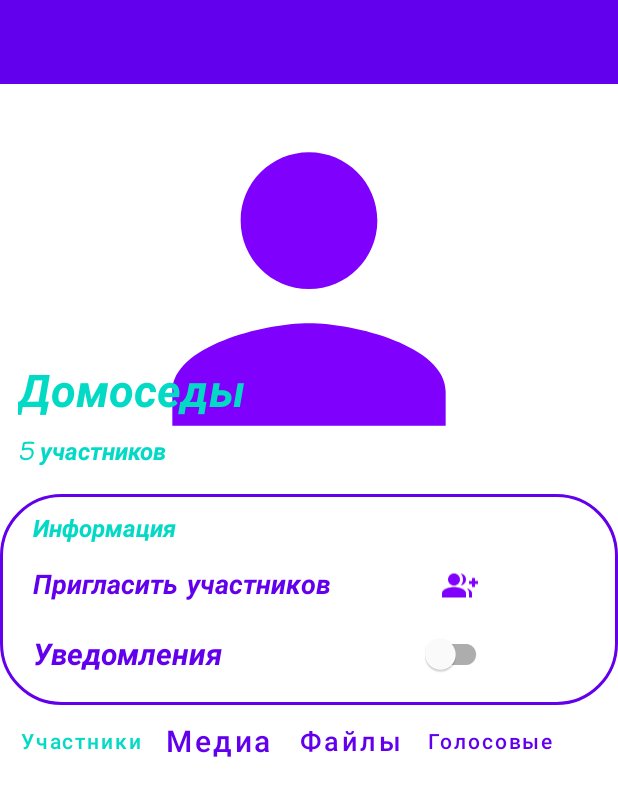
After one commit to AlexeyZhulanov/Messenger, an Android app: the layout fragment_group_info.xml on its own in the app's theme, with its tools: preview values and no code run, on a phone screen of 412 x 824 dp. The commit adds this screen. Shown: the top 796 px of the screen. Run offline under Robolectric (Android 15) with nearby library versions, the phone set to English and light mode, and no system bars.

Commit message:
created info layouts

```diff
--- /dev/null
+++ b/app/src/main/res/drawable/ic_add_group.xml
@@ -0,0 +1,13 @@
+<vector xmlns:android="http://schemas.android.com/apk/res/android" android:height="24dp" android:tint="#7F00FD" android:viewportHeight="24" android:viewportWidth="24" android:width="24dp">
+
+    <path android:fillColor="@android:color/white" android:pathData="M22,9l0,-2l-2,0l0,2l-2,0l0,2l2,0l0,2l2,0l0,-2l2,0l0,-2z"/>
+
+    <path android:fillColor="@android:color/white" android:pathData="M8,12c2.21,0 4,-1.79 4,-4s-1.79,-4 -4,-4S4,5.79 4,8S5.79,12 8,12z"/>
+
+    <path android:fillColor="@android:color/white" android:pathData="M8,13c-2.67,0 -8,1.34 -8,4v3h16v-3C16,14.34 10.67,13 8,13z"/>
+
+    <path android:fillColor="@android:color/white" android:pathData="M12.51,4.05C13.43,5.11 14,6.49 14,8s-0.57,2.89 -1.49,3.95C14.47,11.7 16,10.04 16,8S14.47,4.3 12.51,4.05z"/>
+
+    <path android:fillColor="@android:color/white" android:pathData="M16.53,13.83C17.42,14.66 18,15.7 18,17v3h2v-3C20,15.55 18.41,14.49 16.53,13.83z"/>
+
+</vector>
--- /dev/null
+++ b/app/src/main/res/drawable/ic_copy.xml
@@ -0,0 +1,5 @@
+<vector xmlns:android="http://schemas.android.com/apk/res/android" android:height="24dp" android:tint="#7F00FD" android:viewportHeight="24" android:viewportWidth="24" android:width="24dp">
+
+    <path android:fillColor="@android:color/white" android:pathData="M16,1L4,1c-1.1,0 -2,0.9 -2,2v14h2L4,3h12L16,1zM19,5L8,5c-1.1,0 -2,0.9 -2,2v14c0,1.1 0.9,2 2,2h11c1.1,0 2,-0.9 2,-2L21,7c0,-1.1 -0.9,-2 -2,-2zM19,21L8,21L8,7h11v14z"/>
+
+</vector>
--- /dev/null
+++ b/app/src/main/res/layout/fragment_group_info.xml
@@ -0,0 +1,258 @@
+<?xml version="1.0" encoding="utf-8"?>
+<androidx.constraintlayout.widget.ConstraintLayout xmlns:android="http://schemas.android.com/apk/res/android"
+    android:layout_width="match_parent"
+    android:layout_height="match_parent"
+    xmlns:app="http://schemas.android.com/apk/res-auto"
+    xmlns:tools="http://schemas.android.com/tools">
+
+    <Toolbar
+        android:id="@+id/toolbar"
+        android:layout_width="0dp"
+        android:layout_height="wrap_content"
+        app:layout_constraintTop_toTopOf="parent"
+        app:layout_constraintStart_toStartOf="parent"
+        android:background="@color/purple_500"
+        app:layout_constraintEnd_toEndOf="parent"/>
+
+    <ImageView
+        android:id="@+id/photoImageView"
+        android:layout_width="0dp"
+        android:layout_height="0dp"
+        android:src="@drawable/ic_user_avatar"
+        app:layout_constraintTop_toBottomOf="@id/toolbar"
+        app:layout_constraintStart_toStartOf="parent"
+        app:layout_constraintEnd_toEndOf="parent"
+        app:layout_constraintBottom_toTopOf="@id/topGuideLine"
+        />
+
+    <TextView
+        android:layout_width="match_parent"
+        android:layout_height="50dp"
+        app:layout_constraintStart_toStartOf="parent"
+        app:layout_constraintBottom_toTopOf="@id/countMembersTextView"
+        tools:text="Домоседы"
+        android:layout_marginStart="10dp"
+        android:id="@+id/GroupNameTextView"
+        android:textColor="?attr/colorAccent"
+        android:fontFamily="casual"
+        android:autoSizeTextType="uniform"
+        android:autoSizeMinTextSize="28sp"
+        android:autoSizeMaxTextSize="100sp"
+        android:autoSizeStepGranularity="2sp"
+        android:padding="2dp"
+        android:textStyle="bold|italic" />
+
+    <TextView
+        android:layout_width="match_parent"
+        android:layout_height="wrap_content"
+        app:layout_constraintStart_toStartOf="parent"
+        app:layout_constraintBottom_toBottomOf="@id/photoImageView"
+        android:layout_marginBottom="15dp"
+        tools:text="5 участников"
+        android:layout_marginStart="10dp"
+        android:id="@+id/countMembersTextView"
+        android:textColor="?attr/colorAccent"
+        android:fontFamily="casual"
+        android:autoSizeTextType="uniform"
+        android:autoSizeMinTextSize="16sp"
+        android:autoSizeMaxTextSize="100sp"
+        android:autoSizeStepGranularity="2sp"
+        android:padding="2dp"
+        android:textStyle="bold|italic" />
+    <androidx.constraintlayout.widget.Guideline
+        android:id="@+id/topGuideLine"
+        android:layout_width="wrap_content"
+        android:layout_height="wrap_content"
+        android:orientation="horizontal"
+        app:layout_constraintGuide_percent="0.4"
+        />
+
+    <androidx.constraintlayout.widget.ConstraintLayout
+        android:id="@+id/info_layout"
+        android:layout_width="0dp"
+        android:background="@drawable/choose_settings"
+        android:layout_height="wrap_content"
+        app:layout_constraintTop_toBottomOf="@id/photoImageView"
+        app:layout_constraintStart_toStartOf="parent"
+        app:layout_constraintEnd_toEndOf="parent">
+
+        <TextView
+            android:layout_width="match_parent"
+            android:layout_height="wrap_content"
+            app:layout_constraintStart_toStartOf="parent"
+            app:layout_constraintTop_toTopOf="parent"
+            android:text="Информация"
+            android:layout_marginStart="10dp"
+            android:id="@+id/infoTextView"
+            android:textColor="?attr/colorAccent"
+            android:fontFamily="casual"
+            android:autoSizeTextType="uniform"
+            android:autoSizeMinTextSize="16sp"
+            android:autoSizeMaxTextSize="100sp"
+            android:autoSizeStepGranularity="2sp"
+            android:padding="2dp"
+            android:textStyle="bold|italic" />
+
+        <TextView
+            android:layout_width="0dp"
+            android:layout_height="30dp"
+            app:layout_constraintStart_toStartOf="parent"
+            app:layout_constraintTop_toBottomOf="@id/infoTextView"
+            app:layout_constraintEnd_toStartOf="@id/midStartGuideLine"
+            android:text="Пригласить участников"
+            android:layout_marginStart="10dp"
+            android:id="@+id/addMembersTextView"
+            android:layout_marginTop="10dp"
+            android:textColor="?attr/colorPrimary"
+            android:fontFamily="casual"
+            android:autoSizeTextType="uniform"
+            android:autoSizeMinTextSize="18sp"
+            android:autoSizeMaxTextSize="100sp"
+            android:autoSizeStepGranularity="2sp"
+            android:padding="2dp"
+            android:textStyle="bold|italic"/>
+
+
+        <ImageView
+            android:id="@+id/copyImageView"
+            android:layout_width="wrap_content"
+            android:layout_height="0dp"
+            android:src="@drawable/ic_add_group"
+            app:layout_constraintEnd_toEndOf="@id/switch_notifications"
+            app:layout_constraintTop_toTopOf="@id/addMembersTextView"
+            app:layout_constraintBottom_toBottomOf="@id/addMembersTextView"
+            app:layout_constraintStart_toStartOf="@id/switch_notifications"
+            android:layout_marginStart="5dp"
+            />
+
+        <TextView
+            android:id="@+id/notificationsTextView"
+            android:layout_width="0dp"
+            android:layout_height="30dp"
+            app:layout_constraintEnd_toStartOf="@id/midGuideLine"
+            app:layout_constraintTop_toBottomOf="@id/addMembersTextView"
+            app:layout_constraintStart_toStartOf="parent"
+            android:layout_marginStart="10dp"
+            android:text="Уведомления"
+            android:layout_marginTop="15dp"
+            android:textColor="?attr/colorPrimary"
+            android:fontFamily="casual"
+            android:autoSizeTextType="uniform"
+            android:autoSizeMinTextSize="20sp"
+            android:autoSizeMaxTextSize="100sp"
+            android:autoSizeStepGranularity="2sp"
+            android:padding="2dp"
+            android:textStyle="bold|italic"/>
+
+        <com.google.android.material.switchmaterial.SwitchMaterial
+            android:id="@+id/switch_notifications"
+            android:layout_width="wrap_content"
+            app:layout_constraintStart_toEndOf="@id/midGuideLine"
+            app:layout_constraintEnd_toEndOf="parent"
+            app:layout_constraintTop_toTopOf="@id/notificationsTextView"
+            app:layout_constraintBottom_toBottomOf="@id/notificationsTextView"
+            android:layout_height="match_parent"/>
+
+        <androidx.constraintlayout.widget.Guideline
+            android:id="@+id/midGuideLine"
+            android:layout_width="wrap_content"
+            android:layout_height="wrap_content"
+            android:orientation="vertical"
+            app:layout_constraintGuide_percent="0.5"
+            />
+
+        <androidx.constraintlayout.widget.Guideline
+            android:id="@+id/midStartGuideLine"
+            android:layout_width="wrap_content"
+            android:layout_height="wrap_content"
+            android:orientation="vertical"
+            app:layout_constraintGuide_percent="0.6"
+            />
+
+    </androidx.constraintlayout.widget.ConstraintLayout>
+
+    <HorizontalScrollView
+        android:id="@+id/buttons_layout"
+        android:layout_width="0dp"
+        android:layout_height="50dp"
+        android:layout_marginHorizontal="5dp"
+        app:layout_constraintStart_toStartOf="parent"
+        app:layout_constraintEnd_toEndOf="parent"
+        app:layout_constraintTop_toBottomOf="@id/info_layout">
+
+    <LinearLayout
+        android:layout_width="wrap_content"
+        android:orientation="horizontal"
+        android:layout_height="wrap_content">
+
+        <Button
+            android:id="@+id/buttonMembers"
+            android:layout_width="wrap_content"
+            android:layout_height="wrap_content"
+            android:textAllCaps="false"
+            android:text="Участники"
+            android:autoSizeTextType="uniform"
+            android:autoSizeMinTextSize="10sp"
+            android:autoSizeMaxTextSize="22sp"
+            android:autoSizeStepGranularity="2sp"
+            android:textColor="?attr/colorAccent"
+            style="?android:attr/buttonBarButtonStyle" />
+
+        <Button
+            android:id="@+id/button"
+            android:layout_width="wrap_content"
+            android:layout_height="wrap_content"
+            android:textAllCaps="false"
+            android:text="Медиа"
+            android:autoSizeTextType="uniform"
+            android:autoSizeMinTextSize="10sp"
+            android:autoSizeMaxTextSize="22sp"
+            android:autoSizeStepGranularity="2sp"
+            android:textColor="?attr/colorPrimary"
+            style="?android:attr/buttonBarButtonStyle" />
+
+        <Button
+            android:id="@+id/button3"
+            android:layout_width="wrap_content"
+            android:layout_height="wrap_content"
+            android:textAllCaps="false"
+            android:autoSizeTextType="uniform"
+            android:autoSizeMinTextSize="10sp"
+            android:autoSizeMaxTextSize="22sp"
+            android:autoSizeStepGranularity="2sp"
+            style="?android:attr/buttonBarButtonStyle"
+            android:text="Файлы" />
+
+        <Button
+            android:id="@+id/button4"
+            android:layout_width="wrap_content"
+            android:textAllCaps="false"
+            android:layout_height="wrap_content"
+            android:autoSizeTextType="uniform"
+            android:autoSizeMinTextSize="10sp"
+            android:autoSizeMaxTextSize="22sp"
+            android:autoSizeStepGranularity="2sp"
+            style="?android:attr/buttonBarButtonStyle"
+            android:text="Голосовые" />
+
+
+    </LinearLayout>
+    </HorizontalScrollView>
+
+    <ScrollView
+        android:layout_width="0dp"
+        android:layout_height="0dp"
+        app:layout_constraintStart_toStartOf="parent"
+        app:layout_constraintEnd_toEndOf="parent"
+        app:layout_constraintTop_toBottomOf="@id/buttons_layout"
+        app:layout_constraintBottom_toBottomOf="parent">
+
+        <androidx.recyclerview.widget.RecyclerView
+            android:id="@+id/recyclerview"
+            android:layout_width="match_parent"
+            android:layout_height="wrap_content"
+            />
+
+    </ScrollView>
+
+</androidx.constraintlayout.widget.ConstraintLayout>
--- a/app/src/main/res/layout/fragment_message.xml
+++ b/app/src/main/res/layout/fragment_message.xml
@@ -21,7 +21,7 @@
         app:layout_constraintStart_toStartOf="parent"
         app:layout_constraintEnd_toEndOf="parent"
         app:layout_constraintTop_toBottomOf="@id/toolbar"
-        app:layout_constraintBottom_toBottomOf="parent"
+        app:layout_constraintBottom_toBottomOf="@id/bottomGuideLine"
         android:layout_marginTop="5dp"
         app:layout_behavior="@string/appbar_scrolling_view_behavior"
         android:orientation="vertical">
```
Also changed, not shown: app/src/main/res/layout/fragment_dialog_info.xml (added, +269 -0 lines).
